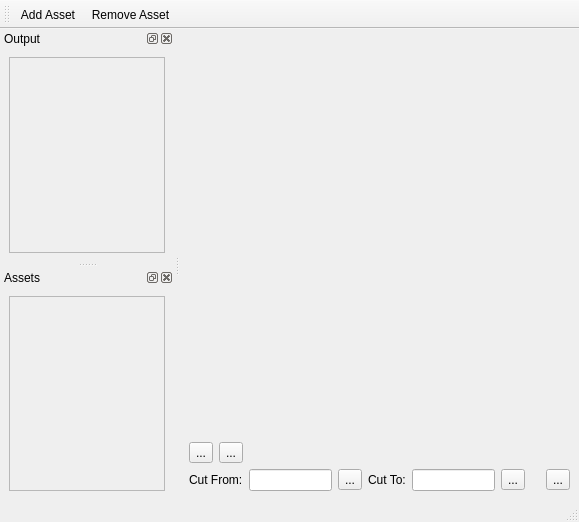
Qt form dieschere/main.ui (ralsina/24-hour-apps) before a commit.
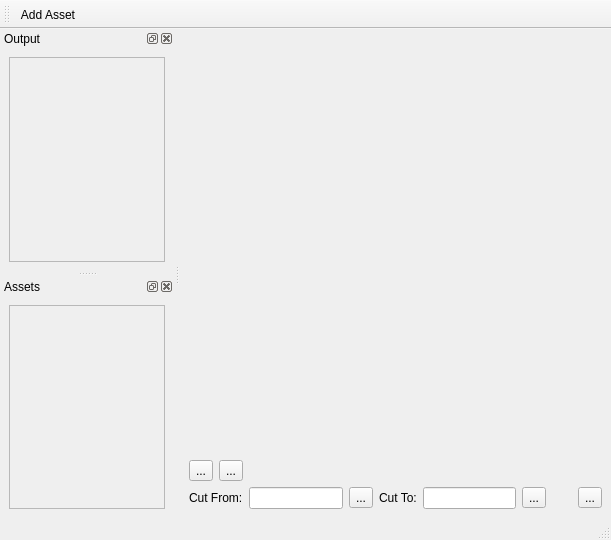
The same form after that commit. Icons and pictures are not drawn. Custom widgets are drawn as their Qt base class.

Commit message: Add actions to asset clips

```diff
--- a/dieschere/main.ui
+++ b/dieschere/main.ui
@@ -6,8 +6,8 @@
    <rect>
     <x>0</x>
     <y>0</y>
-    <width>579</width>
-    <height>522</height>
+    <width>611</width>
+    <height>540</height>
    </rect>
   </property>
   <property name="windowTitle">
@@ -172,7 +172,6 @@
     <bool>false</bool>
    </attribute>
    <addaction name="addAsset"/>
-   <addaction name="removeAsset"/>
   </widget>
   <widget class="QDockWidget" name="dockWidget">
    <property name="sizePolicy">
@@ -218,7 +217,7 @@
           <x>0</x>
           <y>0</y>
           <width>152</width>
-          <height>188</height>
+          <height>198</height>
          </rect>
         </property>
         <layout class="QHBoxLayout" name="horizontalLayout_5">
@@ -273,7 +272,7 @@
           <x>0</x>
           <y>0</y>
           <width>152</width>
-          <height>152</height>
+          <height>160</height>
          </rect>
         </property>
         <layout class="QHBoxLayout" name="horizontalLayout_4">
```
Left out of the diff: 2 changed lines with no effect on the pictures. The commit also changes 5 other files.
